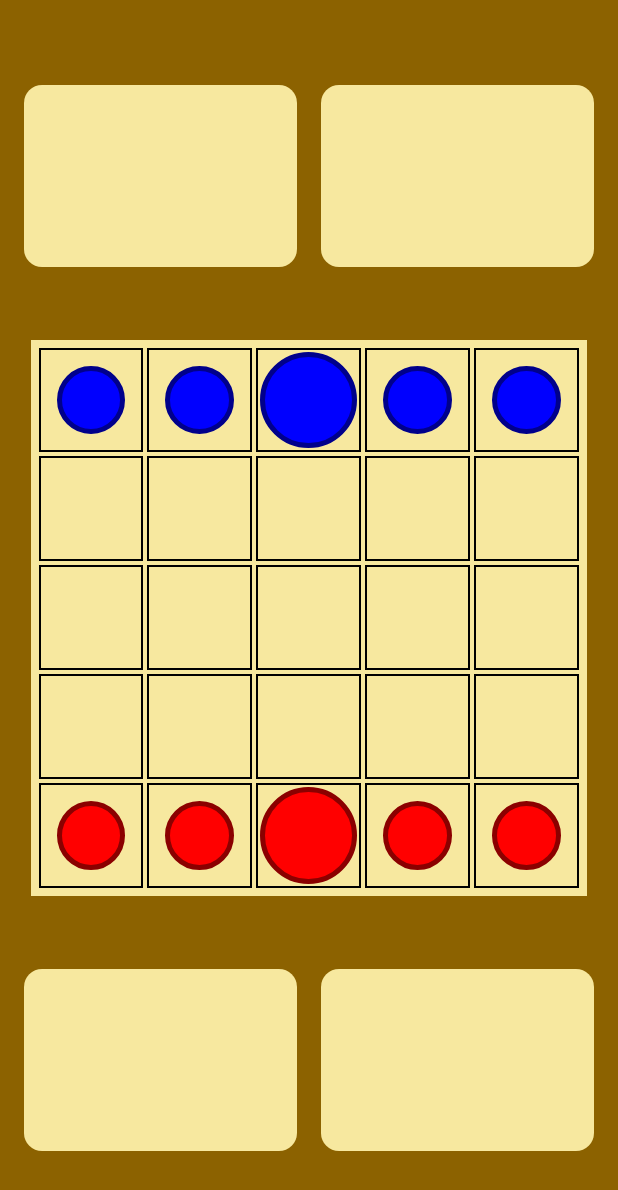
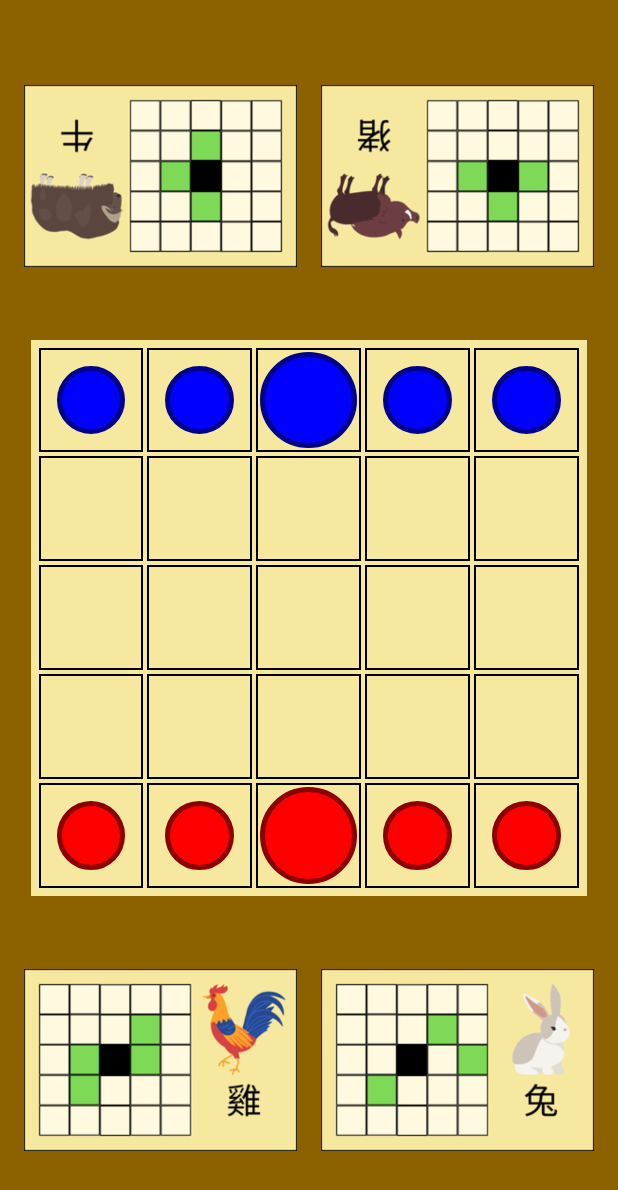
Before and after one commit to Ondei98/Onitama, an Android app built with Jetpack Compose: the GameBoard screen opened directly, with no data from a screen before it, on a phone screen of 412 x 824 dp. Shown: the top 1190 px of the screen. Run offline under Robolectric (Android 15) with nearby library versions, the phone set to English and light mode, and no system bars.

Commit message:
feat: Implement visual card display and minor refactorings
This commit introduces the visual display of player cards and includes several code cleanup and minor refactoring changes.

- **Card Display:**
    - Added `getDrawableResourceForCardSealed` function to map card objects to their corresponding drawable resources.
    - `updateCardDisplay` now sets the images for player card ImageViews (`bluePlayerCard1ImageView`, `bluePlayerCard2ImageView`, `redPlayerCard1ImageView`, `redPlayerCard2ImageView`) based on the currently dealt cards.
    - Blue player's cards are rotated 180 degrees for correct orientation.
    - Content descriptions for card ImageViews are updated with the card names for accessibility.
    - Card images (PNG files) have been added to `res/drawable`.

- **Refactoring and Cleanup:**
    - Removed `Toast` messages used for debugging card dealing and move execution.

```diff
--- a/app/src/main/java/com/project/onitama/GameBoard.kt
+++ b/app/src/main/java/com/project/onitama/GameBoard.kt
@@ -10,7 +10,6 @@ import android.view.View
 import android.widget.Button
 import android.widget.ImageView
 import android.widget.TextView
-import android.widget.Toast
 import androidx.appcompat.app.AppCompatActivity
 import androidx.core.content.ContextCompat
 
@@ -71,7 +70,7 @@ class GameBoard : AppCompatActivity() {
     private lateinit var redPlayerCard2ImageView: ImageView
     private lateinit var bluePlayerCard1ImageView: ImageView
     private lateinit var bluePlayerCard2ImageView: ImageView
-  //   private lateinit var neutralCardImageView: ImageView
+    //    private lateinit var neutralCardImageView: ImageView
 
     // Keep score every match
     private var redPlayerScore = 0
@@ -100,18 +99,17 @@ class GameBoard : AppCompatActivity() {
         blueAmbiguousMoveOverlay = findViewById(R.id.blueAmbiguousMoveOverlay)
         redAmbiguousMoveOverlay = findViewById(R.id.redAmbiguousMoveOverlay)
 
-
         initializeGameOverOverlayViews()
 
-        initializeBoardState() // Set initial piece positions in boardState array
+        initializeBoardState()
         dealInitialCards()
 
         setupCellClickListeners()
         setupCardClickListeners()
         setupGameOverButtonListeners()
 
+        updateCardDisplay()
         updateBoardUI() // Initial draw of the board based on boardState
-        updateCardDisplay() // Initial display of cards
     }
 
     private fun dealInitialCards() {
@@ -125,20 +123,25 @@ class GameBoard : AppCompatActivity() {
 
         currentPlayer = if (neutralCard.stampColor == CardStampColor.BLUE) {
             BLUE_PLAYER
-        } else { RED_PLAYER }
+        } else {
+            RED_PLAYER
+        }
 
+        /*
         val currentPlayerString = if (currentPlayer == RED_PLAYER) "RED" else "BLUE"
-
         Toast.makeText(this, "" +
                 "Cards Dealt:\n" +
                 "Red Player: ${redPlayerCard1.name}, ${redPlayerCard2.name}\n" +
                 "Blue Player: ${bluePlayerCard1.name}, ${bluePlayerCard2.name}\n" +
                 "Neutral Card: ${neutralCard.name}\n" +
                 "Starting Player: $currentPlayerString\n", Toast.LENGTH_LONG).show()
+
+        */
     }
 
     private fun initializeBoardImageViews() {
-        cellImageViews = Array(5) { Array(5) { ImageView(this) } } // Initialize with placeholder/dummy ImageViews
+        cellImageViews =
+            Array(5) { Array(5) { ImageView(this) } } // Initialize with placeholder/dummy ImageViews
 
         // Row 0
         cellImageViews[0][0] = findViewById(R.id.cell_0_0)
@@ -181,9 +184,8 @@ class GameBoard : AppCompatActivity() {
         redPlayerCard2ImageView = findViewById(R.id.redPlayerCard2ImageView)
         bluePlayerCard1ImageView = findViewById(R.id.bluePlayerCard1ImageView)
         bluePlayerCard2ImageView = findViewById(R.id.bluePlayerCard2ImageView)
-
-        // TODO Visualize the neutral card
-        //neutralCardImageView = findViewById(R.id.neutralCardImageView)
+        // neutralCardImageView = findViewById(R.id.neutralCardImageView)
+        // redPlayerNeutralCardRevealArea = findViewById(R.id.redPlayerNeutralCardRevealArea)
     }
 
     private fun initializeGameOverOverlayViews() {
@@ -204,9 +206,13 @@ class GameBoard : AppCompatActivity() {
         }
 
         // Place the pieces
-        for (col in 0..4) { boardState[4][col] = RED_PIECE }
+        for (col in 0..4) {
+            boardState[4][col] = RED_PIECE
+        }
         boardState[4][2] = RED_KING
-        for (col in 0..4) { boardState[0][col] = BLUE_PIECE }
+        for (col in 0..4) {
+            boardState[0][col] = BLUE_PIECE
+        }
         boardState[0][2] = BLUE_KING
     }
 
@@ -222,22 +228,29 @@ class GameBoard : AppCompatActivity() {
 
     private fun setupCardClickListeners() {
         redPlayerCard1ImageView.setOnClickListener {
-            if (::redPlayerCard1.isInitialized) { handlePlayerCardClicked(redPlayerCard1) }
+            if (::redPlayerCard1.isInitialized) {
+                handlePlayerCardClicked(redPlayerCard1)
+            }
         }
 
         redPlayerCard2ImageView.setOnClickListener {
-            if (::redPlayerCard2.isInitialized) { handlePlayerCardClicked(redPlayerCard2) }
+            if (::redPlayerCard2.isInitialized) {
+                handlePlayerCardClicked(redPlayerCard2)
+            }
         }
 
         bluePlayerCard1ImageView.setOnClickListener {
-            if (::bluePlayerCard1.isInitialized) { handlePlayerCardClicked(bluePlayerCard1) }
+            if (::bluePlayerCard1.isInitialized) {
+                handlePlayerCardClicked(bluePlayerCard1)
+            }
         }
 
         bluePlayerCard2ImageView.setOnClickListener {
-            if (::bluePlayerCard2.isInitialized) { handlePlayerCardClicked(bluePlayerCard2) }
+            if (::bluePlayerCard2.isInitialized) {
+                handlePlayerCardClicked(bluePlayerCard2)
+            }
         }
     }
-
 
     private fun handlePlayerCardClicked(clickedCard: Card) {
 
@@ -251,7 +264,7 @@ class GameBoard : AppCompatActivity() {
                 blueAmbiguousMoveOverlay.visibility = View.GONE
                 redAmbiguousMoveOverlay.visibility = View.GONE
 
-                Toast.makeText(this, "Card used: ${clickedCard.name}", Toast.LENGTH_SHORT).show()
+                // Toast.makeText(this, "Card used: ${clickedCard.name}", Toast.LENGTH_SHORT).show()
 
                 performPostMoveActions(clickedCard) // Pass the *chosen* card
 
@@ -263,10 +276,12 @@ class GameBoard : AppCompatActivity() {
     }
 
     private fun updateBoardUI() {
-         for (row in 0..4) {
+        for (row in 0..4) {
             for (col in 0..4) {
-                if (!::cellImageViews.isInitialized || cellImageViews.getOrNull(row)?.getOrNull(col) == null) {
-                   continue
+                if (!::cellImageViews.isInitialized || cellImageViews.getOrNull(row)
+                        ?.getOrNull(col) == null
+                ) {
+                    continue
                 }
 
                 val pieceType = boardState[row][col]
@@ -281,12 +296,14 @@ class GameBoard : AppCompatActivity() {
                 cellImageViews[row][col].setImageResource(cellDrawableRes)
 
                 val isSelectedPieceCell = (row == selectedPieceRow && col == selectedPieceCol)
-                val highlightedMoveTarget = combinedHighlightedMoves.firstOrNull { it.row == row && it.col == col }
+                val highlightedMoveTarget =
+                    combinedHighlightedMoves.firstOrNull { it.row == row && it.col == col }
 
                 when {
                     isSelectedPieceCell -> {
                         cellImageViews[row][col].setBackgroundColor(android.graphics.Color.YELLOW)
                     }
+
                     highlightedMoveTarget != null -> {
                         if (highlightedMoveTarget.isCapture) {
                             cellImageViews[row][col].setBackgroundColor(android.graphics.Color.MAGENTA)
@@ -294,6 +311,7 @@ class GameBoard : AppCompatActivity() {
                             cellImageViews[row][col].setBackgroundColor(android.graphics.Color.GREEN)
                         }
                     }
+
                     else -> {
                         cellImageViews[row][col].foreground = null
                         cellImageViews[row][col].setBackgroundColor(android.graphics.Color.TRANSPARENT)
@@ -302,7 +320,6 @@ class GameBoard : AppCompatActivity() {
             }
         }
     }
-
 
     private fun isCurrentPlayerPiece(pieceType: Int): Boolean {
         return if (currentPlayer == RED_PLAYER) {
@@ -318,7 +335,10 @@ class GameBoard : AppCompatActivity() {
     }
 
     private fun calculateAndHighlightCombinedValidMoves() {
-        Log.i("HighlightCalc", "Attempting to calculate. Selected: ($selectedPieceRow, $selectedPieceCol), Player: $currentPlayer")
+        Log.i(
+            "HighlightCalc",
+            "Attempting to calculate. Selected: ($selectedPieceRow, $selectedPieceCol), Player: $currentPlayer"
+        )
         combinedHighlightedMoves = emptyList()
 
         if (selectedPieceRow == -1 || selectedPieceCol == -1) {
@@ -331,9 +351,13 @@ class GameBoard : AppCompatActivity() {
             return
         }
 
-        val playerCards: List<Card> = getPlayerCardsForHighlighting(currentPlayer) // Helper function
+        val playerCards: List<Card> =
+            getPlayerCardsForHighlighting(currentPlayer) // Helper function
         if (playerCards.isEmpty()) {
-            Log.w("HighlightCalc", "No player cards available for highlighting. Player: $currentPlayer")
+            Log.w(
+                "HighlightCalc",
+                "No player cards available for highlighting. Player: $currentPlayer"
+            )
             updateBoardUI(); return
         }
 
@@ -354,7 +378,8 @@ class GameBoard : AppCompatActivity() {
 
                         if (existingMoveInfo != null) {
                             // Destination already reachable. Add current 'card' to its enablingCards.
-                            val updatedEnablingCards = existingMoveInfo.enablingCards.toMutableList()
+                            val updatedEnablingCards =
+                                existingMoveInfo.enablingCards.toMutableList()
                             if (!updatedEnablingCards.contains(card)) {
                                 updatedEnablingCards.add(card)
                             }
@@ -387,11 +412,13 @@ class GameBoard : AppCompatActivity() {
                     listOf(redPlayerCard1, redPlayerCard2)
                 } else emptyList()
             }
+
             BLUE_PLAYER -> {
                 if (::bluePlayerCard1.isInitialized && ::bluePlayerCard2.isInitialized) {
                     listOf(bluePlayerCard1, bluePlayerCard2)
                 } else emptyList()
             }
+
             else -> emptyList()
         }
     }
@@ -399,11 +426,12 @@ class GameBoard : AppCompatActivity() {
     private fun handleCellClick(clickedRow: Int, clickedCol: Int) {
 
         val clickedPieceType = boardState[clickedRow][clickedCol]
-        val targetMoveInfo = combinedHighlightedMoves.firstOrNull { it.row == clickedRow && it.col == clickedCol }
+        val targetMoveInfo =
+            combinedHighlightedMoves.firstOrNull { it.row == clickedRow && it.col == clickedCol }
 
         // ACTION 1: Attempting to Execute a Highlighted Move
         if (targetMoveInfo != null) {
-           if (selectedPieceRow == -1 || selectedPieceCol == -1) {
+            if (selectedPieceRow == -1 || selectedPieceCol == -1) {
                 Log.e("GameError", "Highlighted cell clicked, but no piece was selected! Clearing.")
                 clearSelectionsAndCombinedHighlights()
                 return
@@ -416,7 +444,7 @@ class GameBoard : AppCompatActivity() {
             when (enablingCardsForThisMove.size) {
                 1 -> { // UNAMBIGUOUS MOVE: Only one card can make this move
                     val cardActuallyUsed = enablingCardsForThisMove.first()
-                    Toast.makeText(this, "Card used: ${cardActuallyUsed.name}", Toast.LENGTH_SHORT).show()
+                    // Toast.makeText(this, "Card used: ${cardActuallyUsed.name}", Toast.LENGTH_SHORT).show()
 
                     boardState[clickedRow][clickedCol] = pieceToMove
                     boardState[selectedPieceRow][selectedPieceCol] = EMPTY_CELL
@@ -435,6 +463,7 @@ class GameBoard : AppCompatActivity() {
                     // 3. Perform post-move actions with the uniquely determined card
                     performPostMoveActions(cardActuallyUsed) // <--- PASSING SINGLE CARD
                 }
+
                 2 -> { // AMBIGUOUS MOVE: Two cards can make this move
 
                     // A. Move the piece
@@ -469,8 +498,12 @@ class GameBoard : AppCompatActivity() {
                     updateBoardUI()
                     updateCardDisplay()
                 }
+
                 else -> { // Should not happen (0 or >2 enabling cards)
-                    Log.e("GameError", "Highlighted cell has an unexpected number of enabling cards: ${enablingCardsForThisMove.size}. Clearing.")
+                    Log.e(
+                        "GameError",
+                        "Highlighted cell has an unexpected number of enabling cards: ${enablingCardsForThisMove.size}. Clearing."
+                    )
                     clearSelectionsAndCombinedHighlights()
                 }
             }
@@ -484,7 +517,10 @@ class GameBoard : AppCompatActivity() {
                 Log.d("GameSelection", "Deselecting piece at ($clickedRow, $clickedCol).")
                 clearSelectionsAndCombinedHighlights() // Clears selection & highlights, then updates UI
             } else {
-                Log.d("GameSelection", "Selecting piece ($clickedPieceType) at ($clickedRow, $clickedCol).")
+                Log.d(
+                    "GameSelection",
+                    "Selecting piece ($clickedPieceType) at ($clickedRow, $clickedCol)."
+                )
                 selectedPieceRow = clickedRow
                 selectedPieceCol = clickedCol
                 calculateAndHighlightCombinedValidMoves() // Calculate based on new piece selection
@@ -502,24 +538,26 @@ class GameBoard : AppCompatActivity() {
     }
 
     private fun clearSelectionsAndCombinedHighlights() {
-        Log.d("GameSelection", "Clearing piece selection and combined highlights.")
         selectedPieceRow = -1
         selectedPieceCol = -1
-        // currentlySelectedPlayerCard = null; // No longer needed for this flow's primary selection
-        calculateAndHighlightCombinedValidMoves() // This will clear combinedHighlightedMoves and update UI
+        calculateAndHighlightCombinedValidMoves()
     }
 
     private fun checkWinByTempleArch(pieceMoved: Int, endRow: Int, endCol: Int): Boolean {
         // Check for RED KING at BLUE's Temple Arch
         if (currentPlayer == RED_PLAYER) {
             if (endRow == BLUE_TEMPLE_ARCH_ROW && endCol == BLUE_TEMPLE_ARCH_COL) {
-                if (pieceMoved == RED_KING) { return true }
+                if (pieceMoved == RED_KING) {
+                    return true
+                }
             }
         }
         // Check for BLUE KING at RED's Temple Arch
         else if (currentPlayer == BLUE_PLAYER) {
             if (endRow == RED_TEMPLE_ARCH_ROW && endCol == RED_TEMPLE_ARCH_COL) {
-                if (pieceMoved == BLUE_KING) { return true }
+                if (pieceMoved == BLUE_KING) {
+                    return true
+                }
             }
         }
         return false
@@ -572,7 +610,12 @@ class GameBoard : AppCompatActivity() {
             spannableScoreString.append(" ") // Placeholder for image
             val redImageSpan = ImageSpan(redPieceDrawable, ImageSpan.ALIGN_BOTTOM)
             // Replace the last character (placeholder) with the image span
-            spannableScoreString.setSpan(redImageSpan, spannableScoreString.length - 1, spannableScoreString.length, Spannable.SPAN_INCLUSIVE_EXCLUSIVE)
+            spannableScoreString.setSpan(
+                redImageSpan,
+                spannableScoreString.length - 1,
+                spannableScoreString.length,
+                Spannable.SPAN_INCLUSIVE_EXCLUSIVE
+            )
         }
         spannableScoreString.append(" ") // Space after red piece
         spannableScoreString.append(redScoreStr)
@@ -584,7 +627,12 @@ class GameBoard : AppCompatActivity() {
             spannableScoreString.append(" ") // Placeholder for image
             val blueImageSpan = ImageSpan(bluePieceDrawable, ImageSpan.ALIGN_BOTTOM)
             // Replace the last character (placeholder) with the image span
-            spannableScoreString.setSpan(blueImageSpan, spannableScoreString.length - 1, spannableScoreString.length, Spannable.SPAN_INCLUSIVE_EXCLUSIVE)
+            spannableScoreString.setSpan(
+                blueImageSpan,
+                spannableScoreString.length - 1,
+                spannableScoreString.length,
+                Spannable.SPAN_INCLUSIVE_EXCLUSIVE
+            )
         }
 
         scoreText.text = spannableScoreString
@@ -639,15 +687,25 @@ class GameBoard : AppCompatActivity() {
 
         // Update the player's hand (ensure cards are initialized)
         if (currentPlayer == RED_PLAYER) {
-            if (!::redPlayerCard1.isInitialized || !::redPlayerCard2.isInitialized) { Log.e("CardSwap", "Red cards not init for swap!"); return }
+            if (!::redPlayerCard1.isInitialized || !::redPlayerCard2.isInitialized) {
+                Log.e("CardSwap", "Red cards not init for swap!"); return
+            }
             if (redPlayerCard1 == usedCard) redPlayerCard1 = tempCardHolding
             else if (redPlayerCard2 == usedCard) redPlayerCard2 = tempCardHolding
-            else Log.e("CardSwapError", "Red player used card ${usedCard.name} not found in hand! Hand: ${redPlayerCard1.name}, ${redPlayerCard2.name}")
+            else Log.e(
+                "CardSwapError",
+                "Red player used card ${usedCard.name} not found in hand! Hand: ${redPlayerCard1.name}, ${redPlayerCard2.name}"
+            )
         } else { // BLUE_PLAYER
-            if (!::bluePlayerCard1.isInitialized || !::bluePlayerCard2.isInitialized) { Log.e("CardSwap", "Blue cards not init for swap!"); return }
+            if (!::bluePlayerCard1.isInitialized || !::bluePlayerCard2.isInitialized) {
+                Log.e("CardSwap", "Blue cards not init for swap!"); return
+            }
             if (bluePlayerCard1 == usedCard) bluePlayerCard1 = tempCardHolding
             else if (bluePlayerCard2 == usedCard) bluePlayerCard2 = tempCardHolding
-            else Log.e("CardSwapError", "Blue player used card ${usedCard.name} not found in hand! Hand: ${bluePlayerCard1.name}, ${bluePlayerCard2.name}")
+            else Log.e(
+                "CardSwapError",
+                "Blue player used card ${usedCard.name} not found in hand! Hand: ${bluePlayerCard1.name}, ${bluePlayerCard2.name}"
+            )
         }
         Log.d("GameMove", "Card swap complete. New neutral: ${neutralCard.name}.") // Simplified log
 
@@ -671,11 +729,72 @@ class GameBoard : AppCompatActivity() {
         // Toast.makeText(this, "Current Player: ${if (currentPlayer == RED_PLAYER) "RED TURN" else "BLUE TURN"}", Toast.LENGTH_SHORT).show()
     }
 
-    private fun updateCardDisplay() {
-        // Example: imageViewRedCard1.setImageResource(getDrawableForCard(redPlayerCard1))
-        // imageViewRedCard2.setImageResource(getDrawableForCard(redPlayerCard2))
-        // ... and so on for blue and neutral cards
-        // This is highly dependent on how your card UI is set up (ImageViews, TextViews, etc.)
+    private fun getDrawableResourceForCardSealed(card: Card): Int {
+        return when (card.name) {
+            TIGER_CARD.name -> R.drawable.tiger
+            CRAB_CARD.name -> R.drawable.crab
+            MONKEY_CARD.name -> R.drawable.monkey
+            CRANE_CARD.name -> R.drawable.crane
+            DRAGON_CARD.name -> R.drawable.dragon
+            ELEPHANT_CARD.name -> R.drawable.elephant
+            MANTIS_CARD.name -> R.drawable.mantis
+            BOAR_CARD.name -> R.drawable.boar
+            FROG_CARD.name -> R.drawable.frog
+            GOOSE_CARD.name -> R.drawable.goose
+            HORSE_CARD.name -> R.drawable.horse
+            EEL_CARD.name -> R.drawable.eel
+            COBRA_CARD.name -> R.drawable.cobra
+            OX_CARD.name -> R.drawable.ox
+            RABBIT_CARD.name -> R.drawable.rabbit
+            ROOSTER_CARD.name -> R.drawable.rooster
+            else -> R.drawable.ic_empty_square // A fallback image if a card name isn't mapped
+        }
     }
 
+    private fun updateCardDisplay() {
+        val blueCardRotation = 180f // Rotate Blue's cards
+        val redCardRotation = 0f
+
+        if (::bluePlayerCard1.isInitialized) {
+            val resId1 = getDrawableResourceForCardSealed(bluePlayerCard1)
+            bluePlayerCard1ImageView.setImageResource(resId1)
+            bluePlayerCard1ImageView.rotation = blueCardRotation // Apply rotation
+            bluePlayerCard1ImageView.contentDescription =
+                "Blue Player Card 1: ${bluePlayerCard1.name}"
+        }
+
+        if (::bluePlayerCard2.isInitialized) {
+            val resId2 = getDrawableResourceForCardSealed(bluePlayerCard2)
+            bluePlayerCard2ImageView.setImageResource(resId2)
+            bluePlayerCard2ImageView.rotation = blueCardRotation // Apply rotation
+            bluePlayerCard2ImageView.contentDescription =
+                "Blue Player Card 2: ${bluePlayerCard2.name}"
+        }
+
+        if (::redPlayerCard1.isInitialized) {
+            val resId1 = getDrawableResourceForCardSealed(redPlayerCard1)
+            redPlayerCard1ImageView.setImageResource(resId1)
+            redPlayerCard1ImageView.rotation = redCardRotation // Apply rotation (0 degrees)
+            redPlayerCard1ImageView.contentDescription = "Red Player Card 1: ${redPlayerCard1.name}"
+        }
+
+        if (::redPlayerCard2.isInitialized) {
+            val resId2 = getDrawableResourceForCardSealed(redPlayerCard2)
+            redPlayerCard2ImageView.setImageResource(resId2)
+            redPlayerCard2ImageView.rotation = redCardRotation // Apply rotation (0 degrees)
+            redPlayerCard2ImageView.contentDescription = "Red Player Card 2: ${redPlayerCard2.name}"
+        }
+        /*
+        if (::neutralCard.isInitialized) {
+            val resIdNeutral = getDrawableResourceForCardSealed(neutralCard)
+            neutralCardImageView.setImageResource(resIdNeutral)
+            neutralCardImageView.contentDescription = "Neutral Card: ${neutralCard.name}"
+            if (currentPlayer == RED_PLAYER) {
+                neutralCardImageView.rotation = redCardRotation
+            } else {
+                neutralCardImageView.rotation = blueCardRotation
+            }
+        }*/
+
+    }
 }
--- a/app/src/main/res/layout/activity_game_board.xml
+++ b/app/src/main/res/layout/activity_game_board.xml
@@ -65,7 +65,7 @@
         app:layout_constraintWidth_percent="0.9"
         app:layout_constraintDimensionRatio="1:1"
         android:padding="4dp"
-        android:background="#F7E89F"> <!-- Board background -->
+        android:background="#F7E89F">
 
         <!-- Row 0 -->
         <ImageView
--- a/app/src/main/res/values/colors.xml
+++ b/app/src/main/res/values/colors.xml
@@ -8,4 +8,6 @@
     <color name="black">#FF000000</color>
     <color name="white">#FFFFFFFF</color>
     <color name="highlight_overlay_color">#80FFEB3B</color>
+    <color name="ocra_dark">#FF8B4513</color>
+    <color name="ocra_light">#FFB78378</color>
 </resources>
--- a/app/src/main/res/values/strings.xml
+++ b/app/src/main/res/values/strings.xml
@@ -43,8 +43,7 @@
     <string name="cell_4_2">cell_4_2</string>
     <string name="cell_4_3">cell_4_3</string>
     <string name="cell_4_4">cell_4_4</string>
-
-
+    <string name="red_neutral_card">Red Neutral Card</string>
 
 
 </resources>
```
Also changed, not shown: app/src/main/res/drawable/boar.png (added), app/src/main/res/drawable/cobra.png (added), app/src/main/res/drawable/crab.png (added), app/src/main/res/drawable/crane.png (added), app/src/main/res/drawable/dragon.png (added), app/src/main/res/drawable/eel.png (added), app/src/main/res/drawable/elephant.png (added), app/src/main/res/drawable/frog.png (added), app/src/main/res/drawable/goose.png (added), app/src/main/res/drawable/horse.png (added), app/src/main/res/drawable/mantis.png (added), app/src/main/res/drawable/monkey.png (added), app/src/main/res/drawable/ox.png (added), app/src/main/res/drawable/rabbit.png (added), 2 more files.
